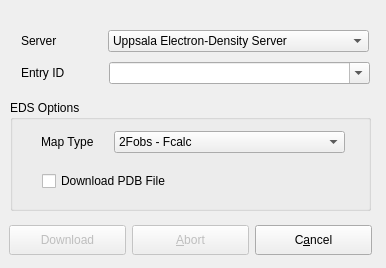
First picture: the form in source/VIEW/DIALOGS/downloadElectronDensity.ui, repository BALL-Project/ball, before the edit.
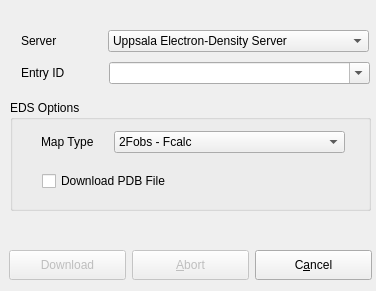
Second picture: the form after the edit.

Commit message: Rewrite of Download ED Dialog to get rid of TCPTransfer

What changed in the file:
```diff
--- a/source/VIEW/DIALOGS/downloadElectronDensity.ui
+++ b/source/VIEW/DIALOGS/downloadElectronDensity.ui
@@ -5,8 +5,8 @@
    <rect>
     <x>0</x>
     <y>0</y>
-    <width>386</width>
-    <height>268</height>
+    <width>376</width>
+    <height>291</height>
    </rect>
   </property>
   <property name="windowTitle" >
@@ -19,7 +19,7 @@
    <property name="geometry" >
     <rect>
      <x>9</x>
-     <y>225</y>
+     <y>250</y>
      <width>117</width>
      <height>30</height>
     </rect>
@@ -47,7 +47,7 @@
    <property name="geometry" >
     <rect>
      <x>255</x>
-     <y>225</y>
+     <y>250</y>
      <width>117</width>
      <height>30</height>
     </rect>
@@ -78,7 +78,7 @@
    <property name="geometry" >
     <rect>
      <x>132</x>
-     <y>225</y>
+     <y>250</y>
      <width>117</width>
      <height>30</height>
     </rect>
@@ -241,6 +241,19 @@
     </property>
    </item>
   </widget>
+  <widget class="QLabel" name="progress_label" >
+   <property name="geometry" >
+    <rect>
+     <x>20</x>
+     <y>210</y>
+     <width>341</width>
+     <height>36</height>
+    </rect>
+   </property>
+   <property name="text" >
+    <string/>
+   </property>
+  </widget>
  </widget>
  <layoutdefault spacing="6" margin="11" />
  <tabstops>
```
The commit also changes 2 other files.
